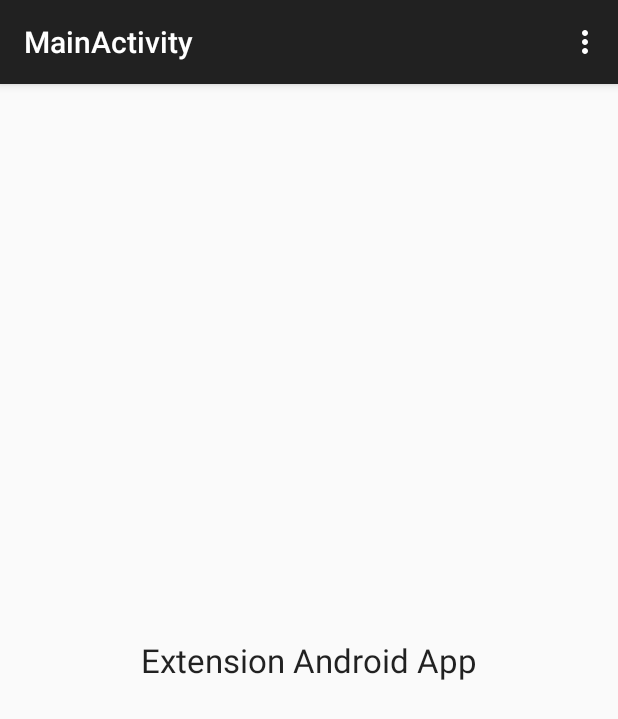
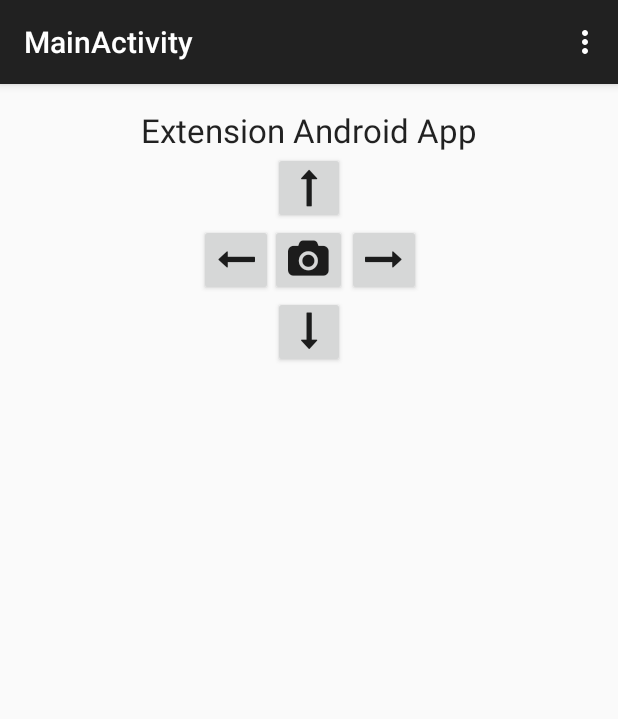
Before and after one commit to ExtensionM/ExtensionCameraControl, an Android app: the MainActivity screen opened directly, with no data from a screen before it, on a phone screen of 412 x 824 dp. Shown: the top 719 px of the screen. Run offline under Robolectric (Android 15) with nearby library versions, the phone set to English and light mode, and no system bars.

Commit message:
Create customFont Button Class for Contoroller Button

```diff
--- a/app/build.gradle
+++ b/app/build.gradle
@@ -27,10 +27,6 @@ dependencies {
     compile fileTree(include: ['*.jar'], dir: 'libs')
     compile 'com.android.support:appcompat-v7:22.2.1'
     compile 'org.java-websocket:Java-WebSocket:1.3.0'
-    compile 'org.json:json:20141113'
-    compile 'com.fasterxml.jackson.core:jackson-core:2.4.4@jar'
-    compile 'com.fasterxml.jackson.core:jackson-annotations:2.4.4@jar'
-    compile 'com.fasterxml.jackson.core:jackson-databind:2.4.4@jar'
     compile 'com.google.android.gms:play-services:7.8.0'
     compile 'com.google.code.gson:gson:2.3.1'
 }
--- a/app/src/main/AndroidManifest.xml
+++ b/app/src/main/AndroidManifest.xml
@@ -14,15 +14,16 @@
         <activity
             android:name=".activity.MainActivity"
             android:label="@string/title_activity_main" >
+            <intent-filter>
+                <action android:name="android.intent.action.MAIN" />
+                <category android:name="android.intent.category.LAUNCHER" />
+            </intent-filter>
         </activity>
         <activity
             android:name=".activity.loginActivity"
             android:label="@string/title_activity_login"
             android:windowSoftInputMode="adjustResize|stateVisible" >
-            <intent-filter>
-                <action android:name="android.intent.action.MAIN" />
-                <category android:name="android.intent.category.LAUNCHER" />
-            </intent-filter>
+
         </activity>
     </application>
 
--- a/app/src/main/java/net/sh4869/extensionandroidapp/activity/MainActivity.java
+++ b/app/src/main/java/net/sh4869/extensionandroidapp/activity/MainActivity.java
@@ -1,5 +1,6 @@
 package net.sh4869.extensionandroidapp.activity;
 
+import android.content.Intent;
 import android.support.v7.app.AppCompatActivity;
 import android.os.Bundle;
 import android.view.Menu;
@@ -8,12 +9,22 @@ import android.view.View;
 
 import net.sh4869.extensionandroidapp.R;
 
+import java.io.File;
+
 public class MainActivity extends AppCompatActivity {
+    private String FILENAME = "userdata.json";
 
     @Override
     protected void onCreate(Bundle savedInstanceState) {
         super.onCreate(savedInstanceState);
         setContentView(R.layout.activity_main);
+        File file = this.getFileStreamPath(FILENAME);
+        if(file.exists()) {
+            // TODO: 2015/09/03
+        } else {
+            Intent intent = new Intent(MainActivity.this,loginActivity.class);
+            startActivity(intent);
+        }
     }
 
     @Override
--- a/app/src/main/java/net/sh4869/extensionandroidapp/activity/loginActivity.java
+++ b/app/src/main/java/net/sh4869/extensionandroidapp/activity/loginActivity.java
@@ -1,5 +1,7 @@
 package net.sh4869.extensionandroidapp.activity;
 
+import android.content.Context;
+import android.content.Intent;
 import android.support.v7.app.AppCompatActivity;
 import android.os.Build;
 import android.os.Bundle;
@@ -17,6 +19,9 @@ import net.sh4869.extensionandroidapp.message.authReturnWebSocketMessage;
 import net.sh4869.extensionandroidapp.message.authWebSocketMessage;
 import net.sh4869.extensionandroidapp.message.webSocketMessage;
 
+import java.io.FileOutputStream;
+import java.io.IOException;
+import java.io.OutputStream;
 import java.net.URI;
 import java.net.URISyntaxException;
 import java.nio.channels.NotYetConnectedException;
@@ -26,6 +31,7 @@ import org.java_websocket.handshake.ServerHandshake;
 
 public class loginActivity extends AppCompatActivity {
     public static String WSTAG = "webSocket";
+    private String FILENAME = "userdata.json";
 
     private WebSocketClient mClient;
 
@@ -140,7 +146,9 @@ public class loginActivity extends AppCompatActivity {
         try {
             if (authResultMessage.authResult()) {
                 Log.d(WSTAG,"Result Success");
-                //TODO
+                saveNameAndPass();
+                Intent intent = new Intent(getApplication(),MainActivity.class);
+                startActivity(intent);
             }
         } catch(IllegalStateException e){
             e.printStackTrace();
@@ -160,5 +168,14 @@ public class loginActivity extends AppCompatActivity {
         jObject.addProperty("password",password);
 
         String saveString = gson.toJson(jObject);
+
+        FileOutputStream fileOutputStream;
+
+        try{
+            fileOutputStream = openFileOutput(FILENAME, Context.MODE_PRIVATE);
+            fileOutputStream.write(saveString.getBytes());
+        } catch (IOException e){
+            e.printStackTrace();
+        }
     }
 }
--- /dev/null
+++ b/app/src/main/java/net/sh4869/extensionandroidapp/utility/CachedTypefaces.java
@@ -0,0 +1,31 @@
+package net.sh4869.extensionandroidapp.utility;
+
+import android.content.Context;
+import android.graphics.Typeface;
+import android.util.Log;
+
+import java.util.Hashtable;
+
+/**
+ * Created by Nobuhiro on 2015/09/06.
+ */
+public class CachedTypefaces {
+    private static final String TAG = "CachedTypefaces";
+
+    private static final Hashtable<String, Typeface> cache = new Hashtable<String, Typeface>();
+
+    public static Typeface get(Context context, String assetPath) {
+        synchronized (cache) {
+            if (!cache.containsKey(assetPath)) {
+                try {
+                    Typeface t = Typeface.createFromAsset(context.getAssets(), assetPath);
+                    cache.put(assetPath, t);
+                } catch (Exception e) {
+                    Log.e(TAG, "Could not get typeface '" + assetPath + "' because " + e.getMessage());
+                    return null;
+                }
+            }
+            return cache.get(assetPath);
+        }
+    }
+}
--- /dev/null
+++ b/app/src/main/java/net/sh4869/extensionandroidapp/utility/customFontButton.java
@@ -0,0 +1,53 @@
+package net.sh4869.extensionandroidapp.utility;
+
+import android.content.Context;
+import android.content.res.TypedArray;
+import android.graphics.Typeface;
+import android.util.AttributeSet;
+import android.util.Log;
+import android.widget.Button;
+
+import net.sh4869.extensionandroidapp.R;
+import net.sh4869.extensionandroidapp.utility.CachedTypefaces;
+/**
+ * Created by Nobuhiro on 2015/09/06.
+ */
+public class customFontButton extends Button {
+    private static final String TAG = "CustomFontButton";
+
+    public customFontButton(Context context) {
+        super(context);
+    }
+
+    public customFontButton(Context context, AttributeSet attrs) {
+        super(context, attrs);
+        setCustomFont(context, attrs);
+    }
+
+    public customFontButton(Context context, AttributeSet attrs, int defStyle) {
+        super(context, attrs, defStyle);
+        setCustomFont(context, attrs);
+    }
+
+    private void setCustomFont(Context ctx, AttributeSet attrs) {
+        TypedArray a = ctx.obtainStyledAttributes(attrs, R.styleable.customFontButton);
+        String customFont = a.getString(R.styleable.customFontButton_customFont);
+        setCustomFont(ctx, customFont);
+        a.recycle();
+    }
+
+    public boolean setCustomFont(Context context, String asset) {
+        Typeface tf = null;
+        try {
+            // ここでフォントファイル読み込み。
+            // 読み込み済みならキャッシュから。
+            tf = CachedTypefaces.get(context, asset);
+        } catch (Exception e) {
+            Log.e(TAG, "Could not get typeface: " + e.getMessage());
+            return false;
+        }
+
+        setTypeface(tf);
+        return true;
+    }
+}
--- a/app/src/main/res/layout/activity_main.xml
+++ b/app/src/main/res/layout/activity_main.xml
@@ -1,5 +1,7 @@
 <RelativeLayout xmlns:android="http://schemas.android.com/apk/res/android"
-    xmlns:tools="http://schemas.android.com/tools" android:layout_width="match_parent"
+    xmlns:tools="http://schemas.android.com/tools"
+    xmlns:extensionanrdoidapp="http://schemas.android.com/apk/res-auto"
+    android:layout_width="match_parent"
     android:layout_height="match_parent" android:paddingLeft="@dimen/activity_horizontal_margin"
     android:paddingRight="@dimen/activity_horizontal_margin"
     android:paddingTop="@dimen/activity_vertical_margin"
@@ -11,7 +13,73 @@
         android:layout_height="wrap_content"
         android:textAppearance="?android:attr/textAppearanceLarge"
         android:text="@string/startString"
-        android:id="@+id/textView"
+        android:id="@+id/titleTextView"
         android:layout_centerVertical="true"
-        android:layout_centerHorizontal="true" />
+        android:layout_centerHorizontal="true"
+        android:layout_alignParentTop="true"
+        android:layout_alignParentEnd="false" />
+
+    <net.sh4869.extensionandroidapp.utility.customFontButton
+        style="?android:attr/buttonStyleSmall"
+        android:layout_width="wrap_content"
+        android:layout_height="wrap_content"
+        android:text="@string/right_button_text"
+        android:id="@+id/rightButton"
+        android:textStyle="bold"
+        android:textSize="@dimen/button_text_size"
+        extensionanrdoidapp:customFont="fontawesome-webfont.ttf"
+        android:layout_below="@+id/upButton"
+        android:layout_toRightOf="@+id/takeButton" />
+
+    <net.sh4869.extensionandroidapp.utility.customFontButton
+        style="?android:attr/buttonStyleSmall"
+        android:layout_width="wrap_content"
+        android:layout_height="wrap_content"
+        android:text="@string/left_button_text"
+        android:id="@+id/leftButton"
+        android:textStyle="bold"
+        android:textSize="@dimen/button_text_size"
+        android:layout_below="@+id/upButton"
+        extensionanrdoidapp:customFont="fontawesome-webfont.ttf"
+        android:layout_toLeftOf="@+id/upButton"
+        android:layout_toStartOf="@id/upButton" />
+
+    <net.sh4869.extensionandroidapp.utility.customFontButton
+        style="?android:attr/buttonStyleSmall"
+        android:layout_width="wrap_content"
+        android:layout_height="wrap_content"
+        android:text="@string/down_button_text"
+        android:id="@+id/downButton"
+        android:textStyle="bold"
+        android:textSize="@dimen/button_text_size"
+        android:layout_centerHorizontal="true"
+        extensionanrdoidapp:customFont="fontawesome-webfont.ttf"
+        android:layout_below="@+id/leftButton" />
+
+    <net.sh4869.extensionandroidapp.utility.customFontButton
+        style="?android:attr/buttonStyleSmall"
+        android:layout_width="wrap_content"
+        android:layout_height="wrap_content"
+        android:text="@string/up_button_text"
+        android:id="@+id/upButton"
+        android:textSize="@dimen/button_text_size"
+        android:textStyle="bold"
+        android:layout_centerHorizontal="true"
+        extensionanrdoidapp:customFont="fontawesome-webfont.ttf"
+        android:layout_alignParentStart="false"
+        android:layout_below="@+id/titleTextView" />
+
+    <net.sh4869.extensionandroidapp.utility.customFontButton
+        style="?android:attr/buttonStyleSmall"
+        android:layout_width="wrap_content"
+        android:layout_height="wrap_content"
+        android:text="@string/take_button_text"
+        android:id="@+id/takeButton"
+        android:textSize="@dimen/button_text_size"
+        android:textStyle="bold"
+        android:layout_centerHorizontal="true"
+        extensionanrdoidapp:customFont="fontawesome-webfont.ttf"
+        android:layout_alignParentStart="false"
+        android:layout_below="@+id/upButton"
+        android:layout_above="@+id/downButton" />
 </RelativeLayout>
--- /dev/null
+++ b/app/src/main/res/values/attrs.xml
@@ -0,0 +1,6 @@
+<?xml version="1.0" encoding="utf-8"?>
+<resources>
+    <declare-styleable name="customFontButton">
+        <attr name="customFont" format="string"/>
+    </declare-styleable>
+</resources>
--- a/app/src/main/res/values/strings.xml
+++ b/app/src/main/res/values/strings.xml
@@ -7,5 +7,10 @@
     <string name="title_activity_login">loginActivity</string>
 
     <string name="hello_world">Hello world!</string>
+    <string name="up_button_text">&#xf176;</string>
+    <string name="down_button_text">&#xf175;</string>
+    <string name="right_button_text">&#xf178;</string>
+    <string name="left_button_text">&#xf177;</string>
+    <string name="take_button_text">&#xf030;</string>
 
 </resources>
--- a/app/src/main/res/values/styles.xml
+++ b/app/src/main/res/values/styles.xml
@@ -5,4 +5,5 @@
         <!-- Customize your theme here. -->
     </style>
 
+    <dimen name="button_text_size">25sp</dimen>
 </resources>
```
Also changed, not shown: app/src/main/assets/fontawesome-webfont.ttf (added), 1 other file.
